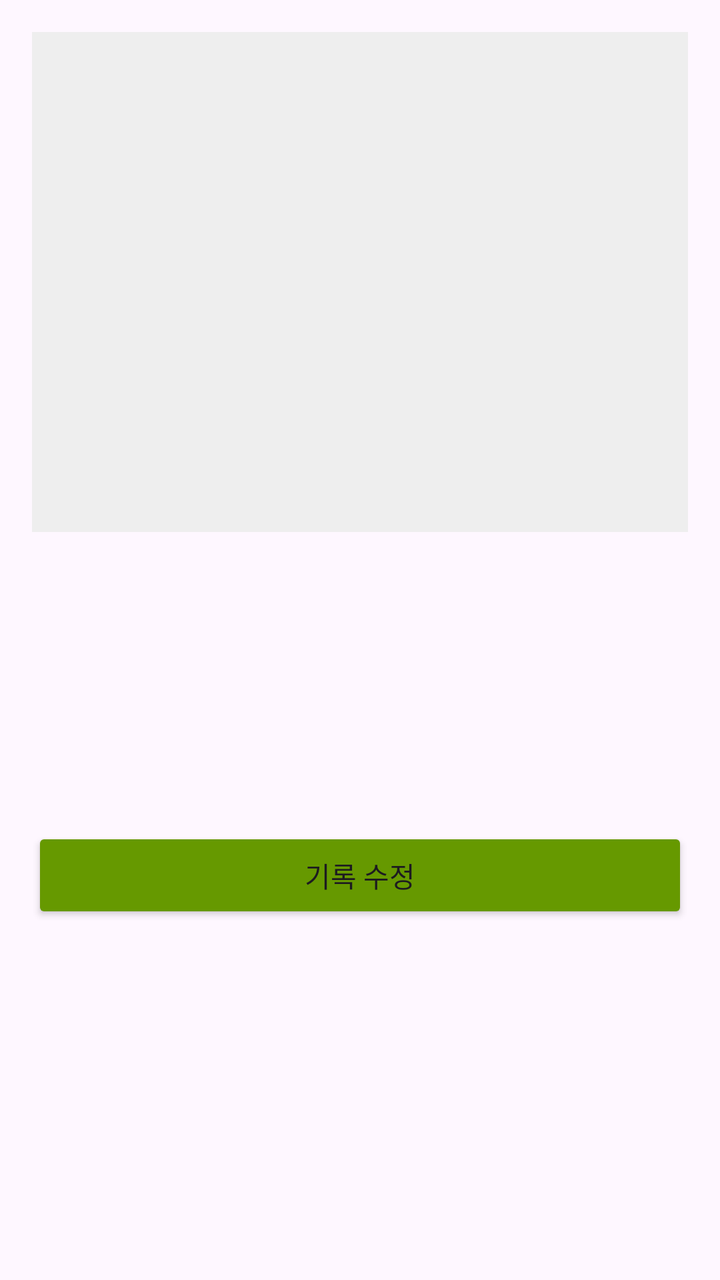
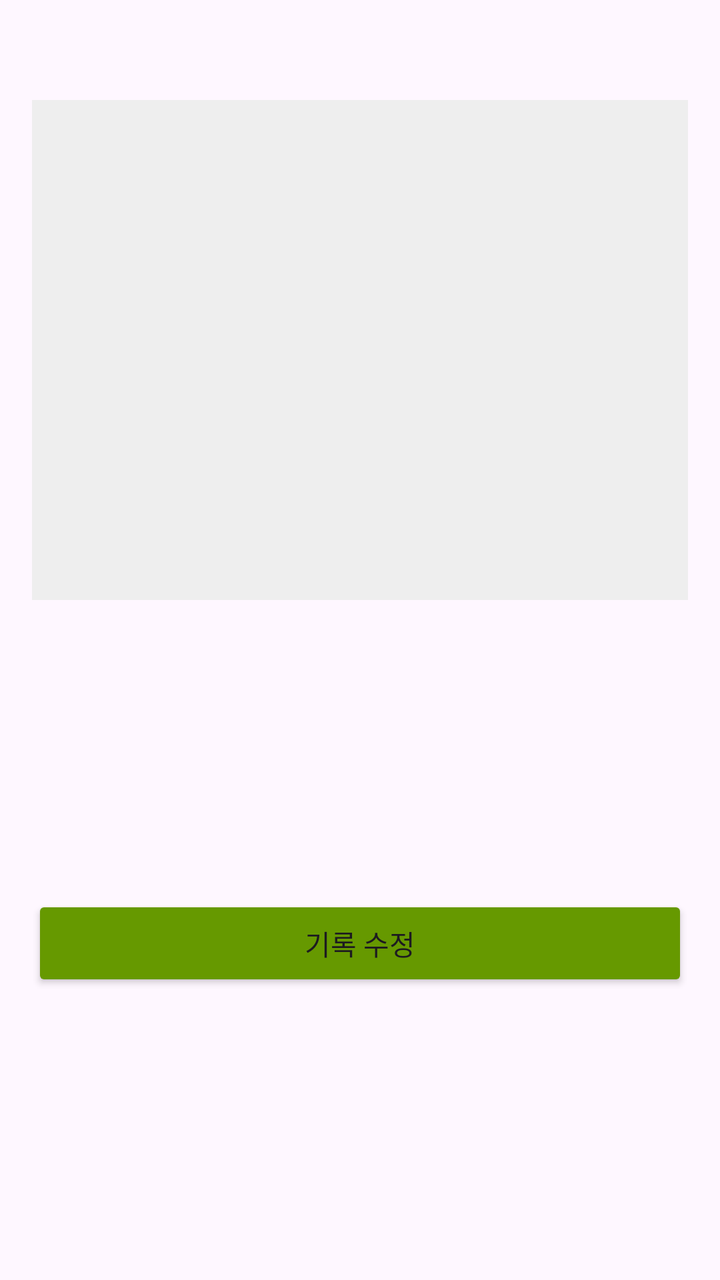

Before-and-after screenshots of an Android layout around one commit, followed by the original layout XML and the change that was made.
<!-- AndroidManifest.xml: application theme Theme.TermProject -->
<!-- res/layout/activity_detail.xml -->
<?xml version="1.0" encoding="utf-8"?>
<ScrollView xmlns:android="http://schemas.android.com/apk/res/android"
    android:layout_width="match_parent"
    android:layout_height="match_parent"
    android:padding="16dp">

    <LinearLayout
        android:layout_width="match_parent"
        android:layout_height="wrap_content"
        android:orientation="vertical">

        <ImageView
            android:id="@+id/iv_detail_photo"
            android:layout_width="match_parent"
            android:layout_height="250dp"
            android:scaleType="centerCrop"
            android:background="#EEEEEE" />

        <TextView
            android:id="@+id/tv_detail_place"
            android:layout_width="wrap_content"
            android:layout_height="wrap_content"
            android:textSize="24sp"
            android:textStyle="bold"
            android:textColor="#212121"
            android:layout_marginTop="16dp"/>

        <TextView
            android:id="@+id/tv_detail_date"
            android:layout_width="wrap_content"
            android:layout_height="wrap_content"
            android:textSize="16sp"
            android:textColor="#757575"
            android:layout_marginTop="8dp"/>

        <TextView
            android:id="@+id/tv_detail_memo"
            android:layout_width="match_parent"
            android:layout_height="wrap_content"
            android:textSize="16sp"
            android:textColor="#424242"
            android:layout_marginTop="16dp"/>

        <Button
            android:id="@+id/btn_go_edit"
            android:layout_width="match_parent"
            android:layout_height="wrap_content"
            android:text="@string/detail_edit"
            android:layout_marginTop="32dp"
            android:backgroundTint="@android:color/holo_green_dark"/>

    </LinearLayout>
</ScrollView>
<!-- resources referenced by this layout -->
<resources>
  <string name="detail_edit">기록 수정</string>
  <style name="Theme.TermProject" parent="Base.Theme.TermProject" />
  <style name="Base.Theme.TermProject" parent="Theme.Material3.DayNight">
          
          
      </style>
</resources>

<!-- the commit's change to res/layout/activity_detail.xml (unified diff, before → after) -->
@@ -2,7 +2,10 @@
 <ScrollView xmlns:android="http://schemas.android.com/apk/res/android"
     android:layout_width="match_parent"
     android:layout_height="match_parent"
-    android:padding="16dp">
+    android:paddingStart="16dp"
+    android:paddingEnd="16dp"
+    android:paddingBottom="16dp"
+    android:paddingTop="50dp">
 
     <LinearLayout
         android:layout_width="match_parent"
@@ -45,9 +48,9 @@
             android:id="@+id/btn_go_edit"
             android:layout_width="match_parent"
             android:layout_height="wrap_content"
-            android:text="@string/detail_edit"
             android:layout_marginTop="32dp"
-            android:backgroundTint="@android:color/holo_green_dark"/>
+            android:backgroundTint="@android:color/holo_green_dark"
+            android:text="@string/detail_edit" />
 
     </LinearLayout>
 </ScrollView>
